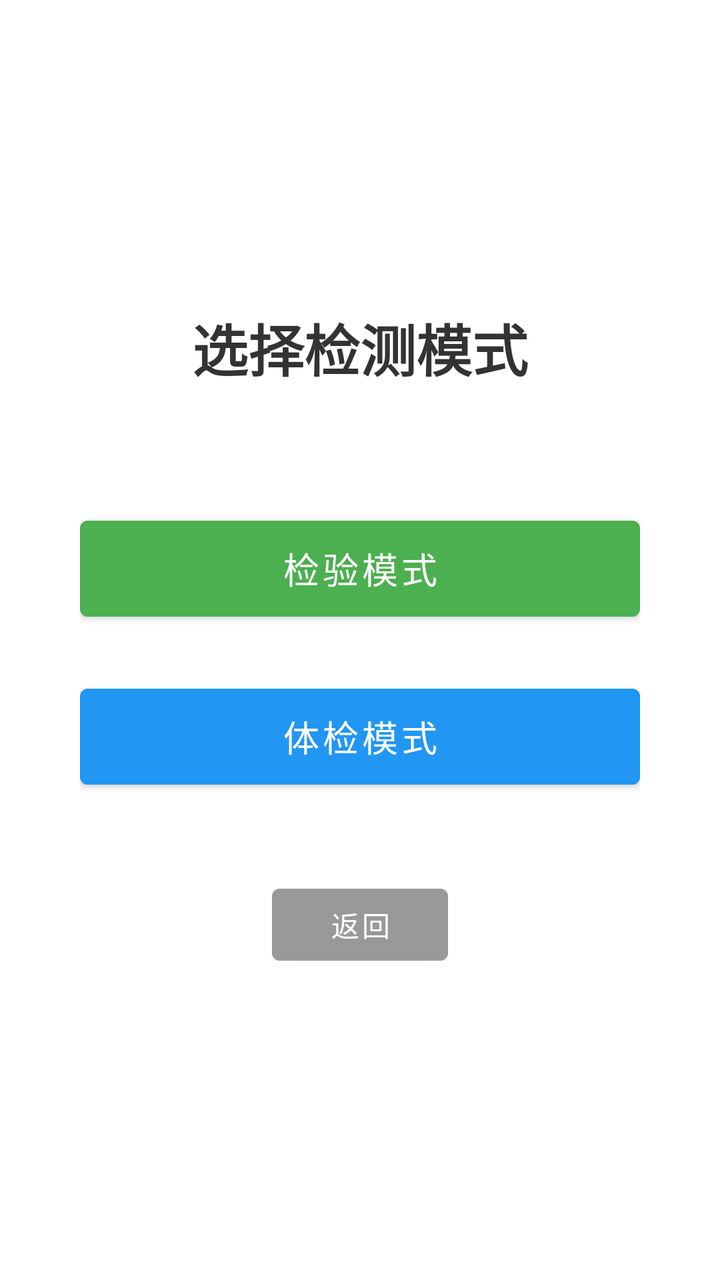
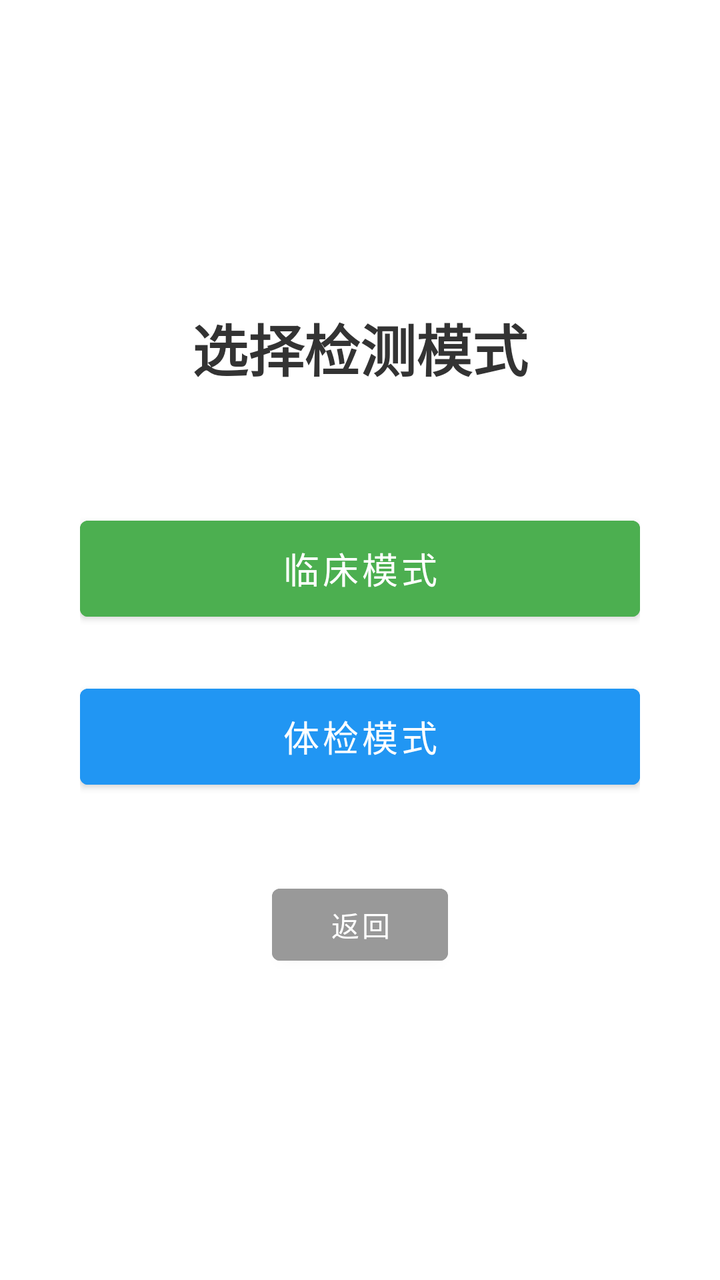

Compare the two renders of this Android layout. The source of the first and the diff that turns it into the second are given below.
<!-- AndroidManifest.xml: application theme Theme.WellYearn -->
<!-- res/layout/activity_mode_select.xml -->
<?xml version="1.0" encoding="utf-8"?>
<LinearLayout xmlns:android="http://schemas.android.com/apk/res/android"
    android:layout_width="match_parent"
    android:layout_height="match_parent"
    android:orientation="vertical"
    android:gravity="center"
    android:background="#FFFFFF"
    android:padding="40dp">

    <TextView
        android:layout_width="wrap_content"
        android:layout_height="wrap_content"
        android:text="选择检测模式"
        android:textSize="28sp"
        android:textStyle="bold"
        android:textColor="#333333"
        android:layout_marginBottom="60dp" />

    <Button
        android:id="@+id/btnTestMode"
        android:layout_width="match_parent"
        android:layout_height="60dp"
        android:text="检验模式"
        android:textSize="18sp"
        android:backgroundTint="#4CAF50"
        android:layout_marginBottom="24dp" />

    <Button
        android:id="@+id/btnPhysicalMode"
        android:layout_width="match_parent"
        android:layout_height="60dp"
        android:text="体检模式"
        android:textSize="18sp"
        android:backgroundTint="#2196F3" />

    <Button
        android:id="@+id/btnBack"
        android:layout_width="wrap_content"
        android:layout_height="wrap_content"
        android:text="返回"
        android:layout_marginTop="40dp"
        android:backgroundTint="#999999" />

</LinearLayout>
<!-- resources referenced by this layout -->
<resources>
  <style name="Theme.WellYearn" parent="Theme.MaterialComponents.DayNight.DarkActionBar">
          
          <item name="colorPrimary">@color/purple_500</item>
          <item name="colorPrimaryVariant">@color/purple_700</item>
          <item name="colorOnPrimary">@color/white</item>
          
          <item name="colorSecondary">@color/teal_200</item>
          <item name="colorSecondaryVariant">@color/teal_700</item>
          <item name="colorOnSecondary">@color/black</item>
          
          <item name="android:statusBarColor">?attr/colorPrimaryVariant</item>
          
      </style>
  <color name="purple_500">#FF6200EE</color>
  <color name="purple_700">#FF3700B3</color>
  <color name="white">#FFFFFFFF</color>
  <color name="teal_200">#FF03DAC5</color>
  <color name="teal_700">#FF018786</color>
  <color name="black">#FF000000</color>
</resources>

<!-- the commit's change to res/layout/activity_mode_select.xml (unified diff, before → after) -->
@@ -20,7 +20,7 @@
         android:id="@+id/btnTestMode"
         android:layout_width="match_parent"
         android:layout_height="60dp"
-        android:text="检验模式"
+        android:text="临床模式"
         android:textSize="18sp"
         android:backgroundTint="#4CAF50"
         android:layout_marginBottom="24dp" />
